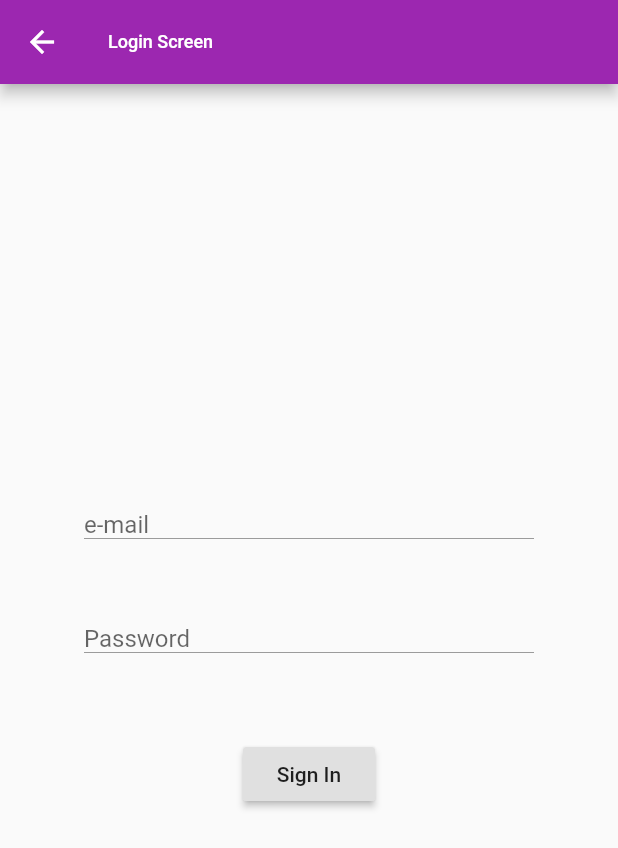
After one commit to atul2938/BookIIITD, a Flutter app: the LoginScreen screen opened directly, on a phone screen of 412 x 824 dp. The commit adds this screen. Shown: the top 848 px of the screen. Run offline on Flutter 3.47's test engine with Material 2 defaults, Android fonts, the phone set to English and light mode, and no system bars; our stand-ins replace firebase_auth; accounts and stored records are empty.

Commit message:
Login Screen

```diff
--- a/lib/auth.dart
+++ /dev/null
@@ -1 +0,0 @@
-import 'package:firebase_auth/firebase_auth.dart';
--- a/lib/main.dart
+++ b/lib/main.dart
@@ -1,5 +1,8 @@
 import 'package:flutter/material.dart';
 import 'package:project1_app/models/Buildings.dart';
+import 'package:project1_app/widgets/LoginScreen.dart';
+import 'package:firebase_auth/firebase_auth.dart';
+
 
 import './widgets/AccountScreen.dart';
 import './models/Account.dart';
@@ -9,6 +12,25 @@ import './widgets/Room.dart';
 import 'models/Spaces.dart';
 
 void main() => runApp(MyApp());
+
+final Account myaccount = Account('Himanshu','himanshu17291@iiitd.ac.in','Student');
+
+// Widget _handleWindowDisplay(){
+//   return StreamBuilder(
+//     stream: FirebaseAuth.instance.onAuthStateChanged,
+//     builder: (BuildContext context, snapshot){
+//       // if(snapshot.connectionState == ConnectionState.waiting){
+//       //   return Center(child: Text("Loading"),);
+//       // }
+//       // else{
+//         if(snapshot.hasData){
+//           return AccountScreen(myaccount);
+//         }
+//         else return LoginScreen();
+//       // }
+//     },
+//   );
+// }
 
 class MyApp extends StatefulWidget {
   @override
@@ -115,11 +137,13 @@ class _MyAppState extends State<MyApp> {
 
     return MaterialApp(
         theme: ThemeData(primarySwatch: Colors.purple),
+        // home: _handleWindowDisplay(),
         home: Scaffold(
           appBar: AppBar(title: Text("Space Booking")),
           body:_chooseBody(),
           bottomNavigationBar: bottomBar(),//BottomBar(_bottomBarButtonTap),
         ));
+    // );
   }
 }
 
--- /dev/null
+++ b/lib/widgets/LoginScreen.dart
@@ -0,0 +1,54 @@
+import 'package:flutter/material.dart';
+import 'package:project1_app/models/Account.dart';
+import 'package:firebase_auth/firebase_auth.dart';
+
+
+class LoginScreen extends StatefulWidget{
+  @override
+  _LoginScreenState createState() => _LoginScreenState();
+}
+
+class _LoginScreenState extends State<LoginScreen>{
+  String _email, _password;
+  final Account myaccount = Account('Himanshu','himanshu17291@iiitd.ac.in','Student');
+  @override
+  Widget build(BuildContext context){
+    return Scaffold(
+      appBar: AppBar(
+        title: Text("Login Screen", style: TextStyle(color: Colors.white, fontSize: 12),),
+      ) ,
+      body: Container(
+        child: Center(
+          child: Container(
+            width: 300,
+            height: 200,
+            child: Column(
+              mainAxisAlignment: MainAxisAlignment.spaceBetween,
+              children: <Widget>[
+                TextField(
+                  decoration: InputDecoration.collapsed(hintText: "e-mail", border: UnderlineInputBorder()),
+                  onChanged: (value){
+                    this.setState((){_email = value;});
+                  },
+                ),
+                TextField(
+                  decoration: InputDecoration.collapsed(hintText: "Password", border: UnderlineInputBorder()),
+                  onChanged: (value){
+                    this.setState((){_password = value;});
+                  },
+                ),
+                RaisedButton(child: Text("Sign In"), onPressed: (){
+                  FirebaseAuth.instance.signInWithEmailAndPassword(email: _email,password: _password).then((onvalue){
+
+                  }).catchError((error){
+                    debugPrint("Error: " + error);
+                  });
+                } ,)
+              ],
+            ),
+          ),
+        ),
+      ),
+      );
+  }
+}
```
Also changed, not shown: pubspec.lock.
